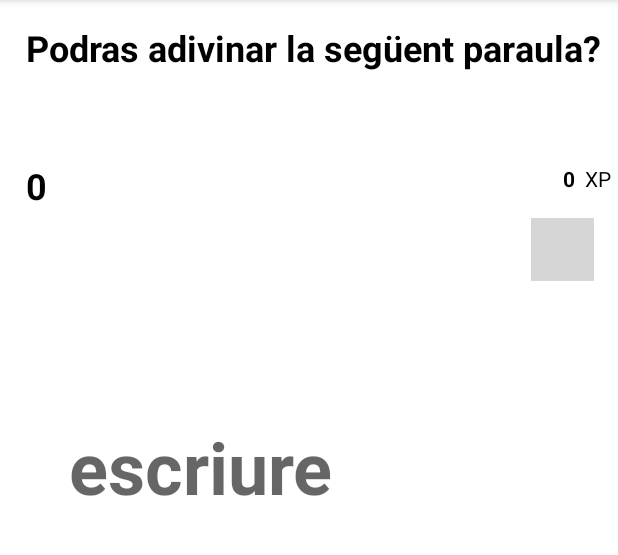
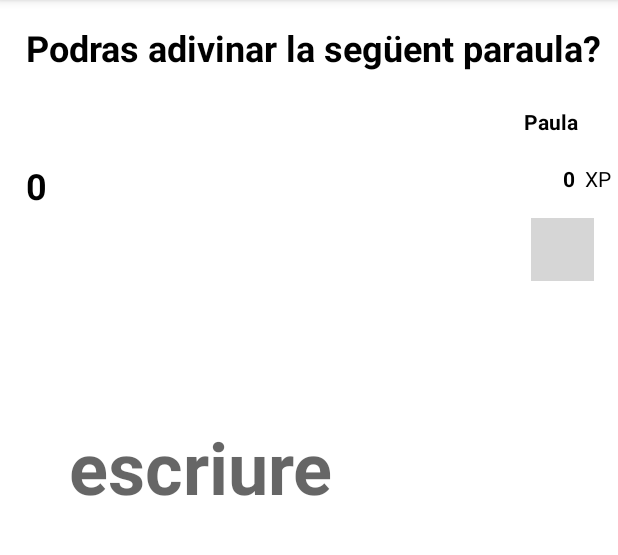
Before and after one commit to LuxeSoft/GetThePic, an Android app: the GameActivity screen opened directly, with no data from a screen before it, on a phone screen of 412 x 824 dp, the part 84-639 px from its top. Run offline under Robolectric (Android 15) with nearby library versions, the phone set to English and light mode, and no system bars; our stand-ins replace Picasso, data binding; pictures from the network do not load; 11 statements that could not run were skipped; grey boxes are pictures that could not be loaded.

Commit message:
fet amb Didac setValue Username

```diff
--- a/app/src/main/java/com/example/myapplication/LoginActivity.java
+++ b/app/src/main/java/com/example/myapplication/LoginActivity.java
@@ -25,6 +25,7 @@ public class LoginActivity extends AppCompatActivity {
     private LoginViewModel loginViewModel;
     private ActivityAccedirBinding activityLoginBinding;
 
+
     @Override
     protected void onCreate(Bundle savedInstanceState) {
         super.onCreate(savedInstanceState);
@@ -32,6 +33,7 @@ public class LoginActivity extends AppCompatActivity {
         loginViewModel = new ViewModelProvider(this).get(LoginViewModel.class);
         initDataBinding();
         //loginViewModel = new LoginViewModel();
+        //goTo();
 
         loginViewModel.isUserLogged().observe(this, new Observer<Result<String>>() {
             @Override
@@ -51,6 +53,7 @@ public class LoginActivity extends AppCompatActivity {
                 }
             }
         });
+
 
         final Button button = (Button) findViewById(R.id.bototmp);
         button.setOnClickListener(new View.OnClickListener() {
--- a/app/src/main/java/com/example/myapplication/viewModel/GameViewModel.java
+++ b/app/src/main/java/com/example/myapplication/viewModel/GameViewModel.java
@@ -98,7 +98,6 @@ public class GameViewModel extends ViewModel {
         this.xp.setValue(String.valueOf(0));
 
         int xp = PreferencesProvider.providePreferences().getInt("xp", 0);
-
 
         if(xp!=0){
             this.xp.setValue(String.valueOf(xp));
--- a/app/src/main/java/com/example/myapplication/views/GameActivity.java
+++ b/app/src/main/java/com/example/myapplication/views/GameActivity.java
@@ -47,6 +47,7 @@ public class GameActivity extends AppCompatActivity {
 
     private void setup(){
         binding.setGameViewModel(viewModel);
+        binding.setLifecycleOwner(this);
     }
 
 
@@ -54,6 +55,7 @@ public class GameActivity extends AppCompatActivity {
 
         Game game  = new Game();
         viewModel.setGame(game);
+        viewModel.username.setValue("Paula");
 
         // @Jordi: Iniciem l'operació per obtenir el nivell
         Log.d(TAG, "data() -> loading the level...");
```
